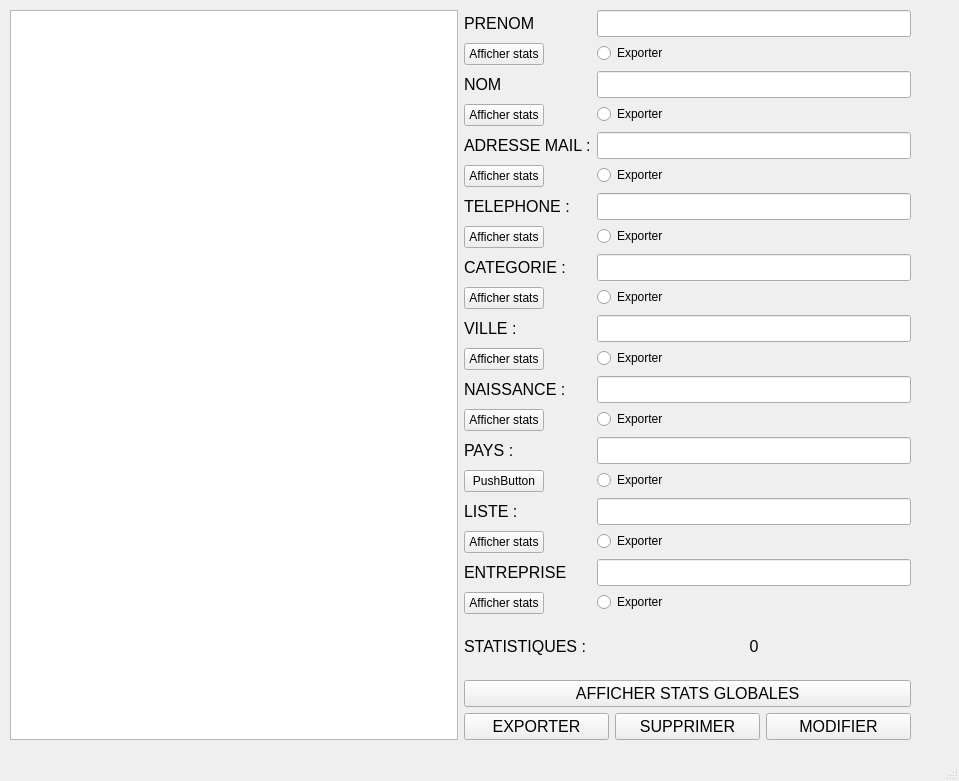
Before: the Qt Designer form GUI-contacts/mainwindow.ui in alexisbrouard/TP_contacts, drawn with Qt 5.
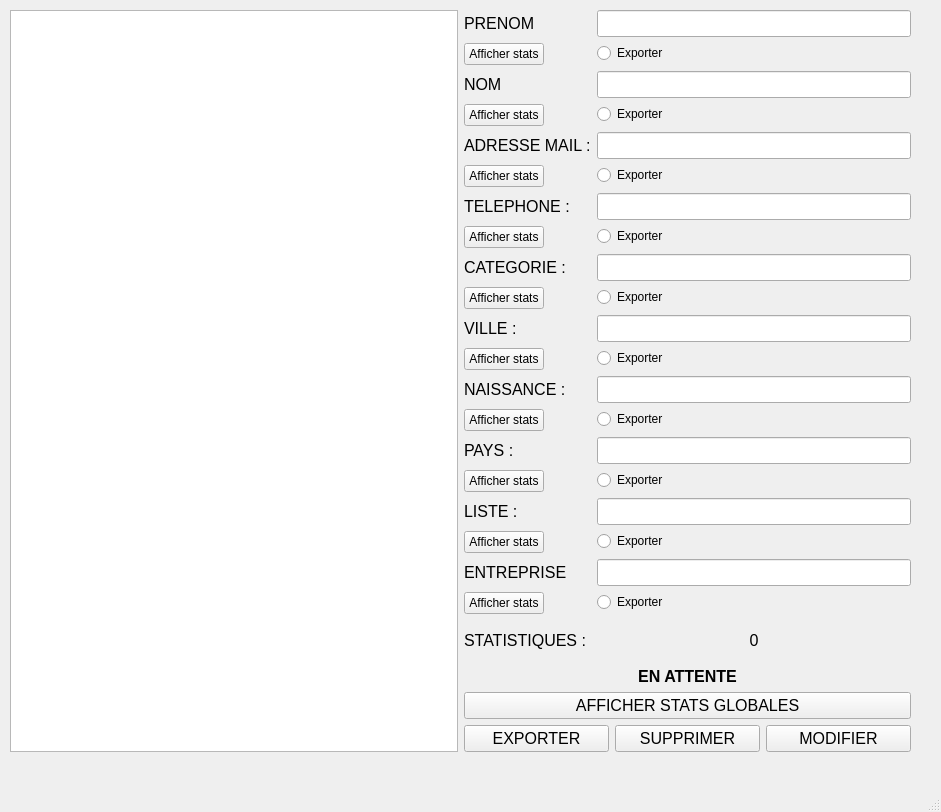
After: the same form once the commit is applied.

Commit message: add export ui - delete ui - stats ui

```diff
--- a/GUI-contacts/mainwindow.ui
+++ b/GUI-contacts/mainwindow.ui
@@ -6,8 +6,8 @@
    <rect>
     <x>0</x>
     <y>0</y>
-    <width>959</width>
-    <height>781</height>
+    <width>941</width>
+    <height>812</height>
    </rect>
   </property>
   <property name="windowTitle">
@@ -20,7 +20,7 @@
       <x>10</x>
       <y>10</y>
       <width>901</width>
-      <height>730</height>
+      <height>742</height>
      </rect>
     </property>
     <layout class="QHBoxLayout" name="horizontalLayout_3">
@@ -251,7 +251,7 @@
          <item row="15" column="0">
           <widget class="QPushButton" name="pushButton_11">
            <property name="text">
-            <string>PushButton</string>
+            <string>Afficher stats</string>
            </property>
           </widget>
          </item>
@@ -450,7 +450,37 @@
         </spacer>
        </item>
        <item>
-        <widget class="QPushButton" name="pushButton_10">
+        <widget class="QLabel" name="l_debug">
+         <property name="font">
+          <font>
+           <pointsize>12</pointsize>
+           <weight>75</weight>
+           <bold>true</bold>
+          </font>
+         </property>
+         <property name="text">
+          <string>EN ATTENTE</string>
+         </property>
+         <property name="alignment">
+          <set>Qt::AlignCenter</set>
+         </property>
+        </widget>
+       </item>
+       <item>
+        <spacer name="verticalSpacer_4">
+         <property name="orientation">
+          <enum>Qt::Vertical</enum>
+         </property>
+         <property name="sizeHint" stdset="0">
+          <size>
+           <width>20</width>
+           <height>40</height>
+          </size>
+         </property>
+        </spacer>
+       </item>
+       <item>
+        <widget class="QPushButton" name="but_globalstats">
          <property name="font">
           <font>
            <pointsize>12</pointsize>
```
Left out of the diff: 22 changed lines with no effect on the pictures. The commit also changes 5 other files.
